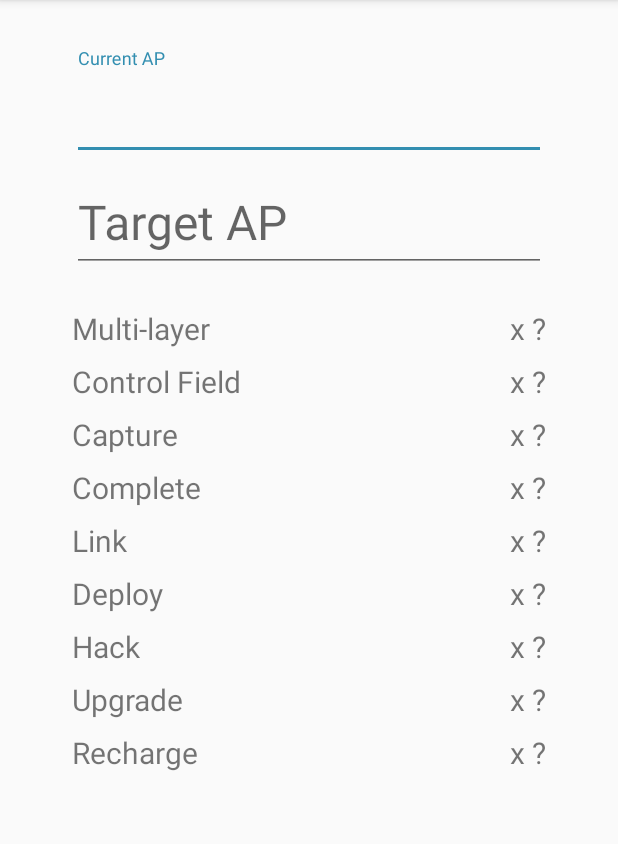
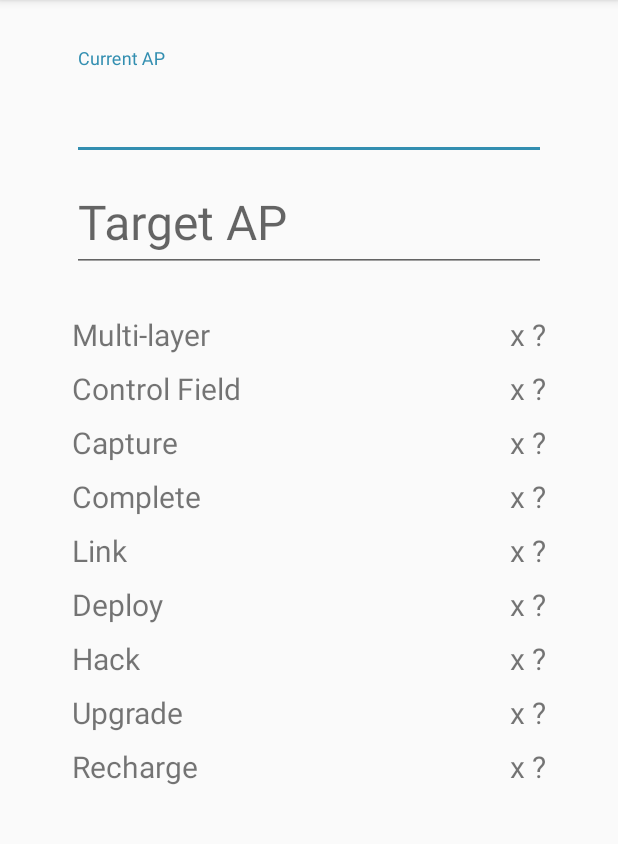
Before and after one commit to 39M/ExactAP, an Android app: the screen it shows after launch (MainActivity), on a phone screen of 412 x 824 dp, the part 84-928 px from its top. Run offline under Robolectric (Android 15) with nearby library versions, the light colour scheme and no system bars.

Commit message:
use gridlayout instead of relative layout

```diff
--- a/app/src/main/java/com/m39/exactap/MainActivity.java
+++ b/app/src/main/java/com/m39/exactap/MainActivity.java
@@ -215,6 +215,8 @@ public class MainActivity extends AppCompatActivity {
 
     // update solution and UI
     private void update_solution() {
+        Log.v("Height:", count_views[0].getHeight()+"");
+
         // empty input, reset counters
         if (current_ap_text.getText().toString().length() < 1 || target_ap_text.getText().toString().length() < 1) {
             ap_difference = 0;
--- a/app/src/main/res/layout/activity_main.xml
+++ b/app/src/main/res/layout/activity_main.xml
@@ -1,7 +1,8 @@
-<RelativeLayout xmlns:android="http://schemas.android.com/apk/res/android"
+<GridLayout xmlns:android="http://schemas.android.com/apk/res/android"
     xmlns:tools="http://schemas.android.com/tools"
     android:layout_width="match_parent"
-    android:layout_height="match_parent"
+    android:layout_height="wrap_content"
+    android:columnCount="2"
     android:paddingBottom="@dimen/activity_vertical_margin"
     android:paddingLeft="@dimen/activity_horizontal_margin"
     android:paddingRight="@dimen/activity_horizontal_margin"
@@ -12,13 +13,15 @@
         android:id="@+id/current_ap_input_layout"
         android:layout_width="match_parent"
         android:layout_height="wrap_content"
-        android:layout_alignParentTop="true"
-        android:layout_centerHorizontal="true"
+        android:layout_column="0"
+        android:layout_columnSpan="2"
         android:layout_marginEnd="@dimen/text_horizontal_margin"
         android:layout_marginLeft="@dimen/text_horizontal_margin"
         android:layout_marginRight="@dimen/text_horizontal_margin"
         android:layout_marginStart="@dimen/text_horizontal_margin"
-        android:layout_marginTop="@dimen/activity_vertical_margin">
+        android:layout_marginTop="@dimen/activity_vertical_margin"
+        android:layout_row="0"
+        android:layout_rowSpan="1">
 
         <EditText
             android:id="@+id/current_ap_input"
@@ -37,12 +40,14 @@
         android:id="@+id/target_ap_input_layout"
         android:layout_width="match_parent"
         android:layout_height="wrap_content"
-        android:layout_below="@id/current_ap_input_layout"
-        android:layout_centerHorizontal="true"
+        android:layout_column="0"
+        android:layout_columnSpan="2"
         android:layout_marginEnd="@dimen/text_horizontal_margin"
         android:layout_marginLeft="@dimen/text_horizontal_margin"
         android:layout_marginRight="@dimen/text_horizontal_margin"
-        android:layout_marginStart="@dimen/text_horizontal_margin">
+        android:layout_marginStart="@dimen/text_horizontal_margin"
+        android:layout_row="1"
+        android:layout_rowSpan="1">
 
         <EditText
             android:id="@+id/target_ap_input"
@@ -61,10 +66,14 @@
         android:id="@+id/multi_cf_label"
         android:layout_width="wrap_content"
         android:layout_height="wrap_content"
-        android:layout_below="@+id/target_ap_input_layout"
+        android:layout_column="0"
+        android:layout_gravity="start|center_vertical"
         android:layout_marginLeft="@dimen/text_horizontal_margin"
         android:layout_marginStart="@dimen/text_horizontal_margin"
         android:layout_marginTop="@dimen/between_input_and_text"
+        android:layout_row="2"
+        android:height="@dimen/label_height"
+        android:gravity="start|center_vertical"
         android:text="@string/multi_cf"
         android:textSize="20sp" />
 
@@ -72,24 +81,31 @@
         android:id="@+id/multi_cf_count_label"
         android:layout_width="wrap_content"
         android:layout_height="wrap_content"
-        android:layout_alignParentEnd="true"
-        android:layout_alignParentRight="true"
-        android:layout_alignTop="@+id/multi_cf_label"
+        android:layout_column="1"
+        android:layout_gravity="end|center_vertical"
         android:layout_marginEnd="@dimen/text_horizontal_margin"
         android:layout_marginRight="@dimen/text_horizontal_margin"
-        android:gravity="center_vertical"
+        android:layout_marginTop="@dimen/between_input_and_text"
+        android:layout_row="2"
+        android:height="@dimen/label_height"
+        android:gravity="end|center_vertical"
         android:onClick="pick_number"
         android:text="@string/multiply_zero"
+
         android:textSize="20sp" />
 
     <TextView
         android:id="@+id/cf_label"
         android:layout_width="wrap_content"
         android:layout_height="wrap_content"
-        android:layout_below="@+id/multi_cf_label"
+        android:layout_column="0"
+        android:layout_gravity="start|center_vertical"
         android:layout_marginLeft="@dimen/text_horizontal_margin"
         android:layout_marginStart="@dimen/text_horizontal_margin"
         android:layout_marginTop="@dimen/text_vertical_margin"
+        android:layout_row="3"
+        android:height="@dimen/label_height"
+        android:gravity="start|center_vertical"
         android:text="@string/control_field"
         android:textSize="20sp" />
 
@@ -97,13 +113,15 @@
         android:id="@+id/cf_count_label"
         android:layout_width="wrap_content"
         android:layout_height="wrap_content"
-        android:layout_alignParentEnd="true"
-        android:layout_alignParentRight="true"
-        android:layout_alignTop="@+id/cf_label"
+        android:layout_column="1"
+        android:layout_gravity="end|center_vertical"
         android:layout_marginEnd="@dimen/text_horizontal_margin"
         android:layout_marginRight="@dimen/text_horizontal_margin"
-
-        android:gravity="center_vertical"
+        android:layout_marginTop="@dimen/text_vertical_margin"
+        android:layout_row="3"
+        android:height="@dimen/label_height"
+        android:drawableRight="@drawable/ic_lock"
+        android:gravity="end|center_vertical"
         android:onClick="pick_number"
         android:text="@string/multiply_zero"
         android:textSize="20sp" />
@@ -112,10 +130,13 @@
         android:id="@+id/capture_label"
         android:layout_width="wrap_content"
         android:layout_height="wrap_content"
-        android:layout_below="@+id/cf_label"
+        android:layout_column="0"
         android:layout_marginLeft="@dimen/text_horizontal_margin"
         android:layout_marginStart="@dimen/text_horizontal_margin"
         android:layout_marginTop="@dimen/text_vertical_margin"
+        android:layout_row="4"
+        android:height="@dimen/label_height"
+        android:gravity="start|center_vertical"
         android:text="@string/capture"
         android:textSize="20sp" />
 
@@ -123,12 +144,14 @@
         android:id="@+id/capture_count_label"
         android:layout_width="wrap_content"
         android:layout_height="wrap_content"
-        android:layout_alignParentEnd="true"
-        android:layout_alignParentRight="true"
-        android:layout_alignTop="@+id/capture_label"
+        android:layout_column="1"
+        android:layout_gravity="end|center_vertical"
         android:layout_marginEnd="@dimen/text_horizontal_margin"
         android:layout_marginRight="@dimen/text_horizontal_margin"
-        android:gravity="center_vertical"
+        android:layout_marginTop="@dimen/text_vertical_margin"
+        android:layout_row="4"
+        android:height="@dimen/label_height"
+        android:gravity="end|center_vertical"
         android:onClick="pick_number"
         android:text="@string/multiply_zero"
         android:textSize="20sp" />
@@ -137,10 +160,13 @@
         android:id="@+id/complete_label"
         android:layout_width="wrap_content"
         android:layout_height="wrap_content"
-        android:layout_below="@+id/capture_label"
+        android:layout_column="0"
         android:layout_marginLeft="@dimen/text_horizontal_margin"
         android:layout_marginStart="@dimen/text_horizontal_margin"
         android:layout_marginTop="@dimen/text_vertical_margin"
+        android:layout_row="5"
+        android:height="@dimen/label_height"
+        android:gravity="start|center_vertical"
         android:text="@string/complete"
         android:textSize="20sp" />
 
@@ -148,13 +174,15 @@
         android:id="@+id/complete_count_label"
         android:layout_width="wrap_content"
         android:layout_height="wrap_content"
-        android:layout_alignParentEnd="true"
-        android:layout_alignParentRight="true"
-        android:layout_alignTop="@+id/complete_label"
+        android:layout_column="1"
+        android:layout_gravity="end|center_vertical"
         android:layout_marginEnd="@dimen/text_horizontal_margin"
         android:layout_marginRight="@dimen/text_horizontal_margin"
-
-        android:gravity="center_vertical"
+        android:layout_marginTop="@dimen/text_vertical_margin"
+        android:layout_row="5"
+        android:height="@dimen/label_height"
+        android:drawableRight="@drawable/ic_lock"
+        android:gravity="end|center_vertical"
         android:onClick="pick_number"
         android:text="@string/multiply_zero"
         android:textSize="20sp" />
@@ -163,10 +191,13 @@
         android:id="@+id/link_lable"
         android:layout_width="wrap_content"
         android:layout_height="wrap_content"
-        android:layout_below="@+id/complete_label"
+        android:layout_column="0"
         android:layout_marginLeft="@dimen/text_horizontal_margin"
         android:layout_marginStart="@dimen/text_horizontal_margin"
         android:layout_marginTop="@dimen/text_vertical_margin"
+        android:layout_row="6"
+        android:height="@dimen/label_height"
+        android:gravity="start|center_vertical"
         android:text="@string/link"
         android:textSize="20sp" />
 
@@ -174,13 +205,15 @@
         android:id="@+id/link_count_label"
         android:layout_width="wrap_content"
         android:layout_height="wrap_content"
-        android:layout_alignParentEnd="true"
-        android:layout_alignParentRight="true"
-        android:layout_alignTop="@+id/link_lable"
+        android:layout_column="1"
+        android:layout_gravity="end|center_vertical"
         android:layout_marginEnd="@dimen/text_horizontal_margin"
         android:layout_marginRight="@dimen/text_horizontal_margin"
-
-        android:gravity="center_vertical"
+        android:layout_marginTop="@dimen/text_vertical_margin"
+        android:layout_row="6"
+        android:height="@dimen/label_height"
+        android:drawableRight="@drawable/ic_lock"
+        android:gravity="end|center_vertical"
         android:onClick="pick_number"
         android:text="@string/multiply_zero"
         android:textSize="20sp" />
@@ -189,10 +222,13 @@
         android:id="@+id/deploy_label"
         android:layout_width="wrap_content"
         android:layout_height="wrap_content"
-        android:layout_below="@+id/link_lable"
+        android:layout_column="0"
         android:layout_marginLeft="@dimen/text_horizontal_margin"
         android:layout_marginStart="@dimen/text_horizontal_margin"
         android:layout_marginTop="@dimen/text_vertical_margin"
+        android:layout_row="7"
+        android:height="@dimen/label_height"
+        android:gravity="start|center_vertical"
         android:text="@string/deploy"
         android:textSize="20sp" />
 
@@ -200,12 +236,14 @@
         android:id="@+id/deploy_count_label"
         android:layout_width="wrap_content"
         android:layout_height="wrap_content"
-        android:layout_alignParentEnd="true"
-        android:layout_alignParentRight="true"
-        android:layout_alignTop="@+id/deploy_label"
+        android:layout_column="1"
+        android:layout_gravity="end|center_vertical"
         android:layout_marginEnd="@dimen/text_horizontal_margin"
         android:layout_marginRight="@dimen/text_horizontal_margin"
-        android:gravity="center_vertical"
+        android:layout_marginTop="@dimen/text_vertical_margin"
+        android:layout_row="7"
+        android:height="@dimen/label_height"
+        android:gravity="end|center_vertical"
         android:onClick="pick_number"
         android:text="@string/multiply_zero"
         android:textSize="20sp" />
@@ -214,10 +252,13 @@
         android:id="@+id/hack_label"
         android:layout_width="wrap_content"
         android:layout_height="wrap_content"
-        android:layout_below="@+id/deploy_label"
+        android:layout_column="0"
         android:layout_marginLeft="@dimen/text_horizontal_margin"
         android:layout_marginStart="@dimen/text_horizontal_margin"
         android:layout_marginTop="@dimen/text_vertical_margin"
+        android:layout_row="8"
+        android:height="@dimen/label_height"
+        android:gravity="start|center_vertical"
         android:text="@string/hack"
         android:textSize="20sp" />
 
@@ -225,12 +266,14 @@
         android:id="@+id/hack_count_label"
         android:layout_width="wrap_content"
         android:layout_height="wrap_content"
-        android:layout_alignParentEnd="true"
-        android:layout_alignParentRight="true"
-        android:layout_alignTop="@+id/hack_label"
+        android:layout_column="1"
+        android:layout_gravity="end|center_vertical"
         android:layout_marginEnd="@dimen/text_horizontal_margin"
         android:layout_marginRight="@dimen/text_horizontal_margin"
-        android:gravity="center_vertical"
+        android:layout_marginTop="@dimen/text_vertical_margin"
+        android:layout_row="8"
+        android:height="@dimen/label_height"
+        android:gravity="end|center_vertical"
         android:onClick="pick_number"
         android:text="@string/multiply_zero"
         android:textSize="20sp" />
@@ -239,10 +282,13 @@
         android:id="@+id/upgrade_label"
         android:layout_width="wrap_content"
         android:layout_height="wrap_content"
-        android:layout_below="@+id/hack_label"
+        android:layout_column="0"
         android:layout_marginLeft="@dimen/text_horizontal_margin"
         android:layout_marginStart="@dimen/text_horizontal_margin"
         android:layout_marginTop="@dimen/text_vertical_margin"
+        android:layout_row="9"
+        android:height="@dimen/label_height"
+        android:gravity="start|center_vertical"
         android:text="@string/upgrade"
         android:textSize="20sp" />
 
@@ -250,13 +296,15 @@
         android:id="@+id/upgrade_count_label"
         android:layout_width="wrap_content"
         android:layout_height="wrap_content"
-        android:layout_alignParentEnd="true"
-        android:layout_alignParentRight="true"
-        android:layout_alignTop="@+id/upgrade_label"
+        android:layout_column="1"
+        android:layout_gravity="end|center_vertical"
         android:layout_marginEnd="@dimen/text_horizontal_margin"
         android:layout_marginRight="@dimen/text_horizontal_margin"
-
-        android:gravity="center_vertical"
+        android:layout_marginTop="@dimen/text_vertical_margin"
+        android:layout_row="9"
+        android:height="@dimen/label_height"
+        android:drawableRight="@drawable/ic_lock"
+        android:gravity="end|center_vertical"
         android:onClick="pick_number"
         android:text="@string/multiply_zero"
         android:textSize="20sp" />
@@ -265,10 +313,13 @@
         android:id="@+id/recharge_label"
         android:layout_width="wrap_content"
         android:layout_height="wrap_content"
-        android:layout_below="@+id/upgrade_label"
+        android:layout_column="0"
         android:layout_marginLeft="@dimen/text_horizontal_margin"
         android:layout_marginStart="@dimen/text_horizontal_margin"
         android:layout_marginTop="@dimen/text_vertical_margin"
+        android:layout_row="10"
+        android:height="@dimen/label_height"
+        android:gravity="start|center_vertical"
         android:text="@string/recharge"
         android:textSize="20sp" />
 
@@ -276,14 +327,16 @@
         android:id="@+id/recharge_count_label"
         android:layout_width="wrap_content"
         android:layout_height="wrap_content"
-        android:layout_alignParentEnd="true"
-        android:layout_alignParentRight="true"
-        android:layout_alignTop="@+id/recharge_label"
+        android:layout_column="1"
+        android:layout_gravity="end|center_vertical"
         android:layout_marginEnd="@dimen/text_horizontal_margin"
         android:layout_marginRight="@dimen/text_horizontal_margin"
-        android:gravity="center_vertical"
+        android:layout_marginTop="@dimen/text_vertical_margin"
+        android:layout_row="10"
+        android:height="@dimen/label_height"
+        android:gravity="end|center_vertical"
         android:onClick="pick_number"
         android:text="@string/multiply_zero"
         android:textSize="20sp" />
 
-</RelativeLayout>
+</GridLayout>
--- a/app/src/main/res/values/dimens.xml
+++ b/app/src/main/res/values/dimens.xml
@@ -3,6 +3,7 @@
     <dimen name="activity_horizontal_margin">16dp</dimen>
     <dimen name="activity_vertical_margin">16dp</dimen>
     <dimen name="text_horizontal_margin">32dp</dimen>
-    <dimen name="text_vertical_margin">8dp</dimen>
+    <dimen name="text_vertical_margin">0dp</dimen>
     <dimen name="between_input_and_text">24dp</dimen>
+    <dimen name="label_height">36dp</dimen>
 </resources>
```
